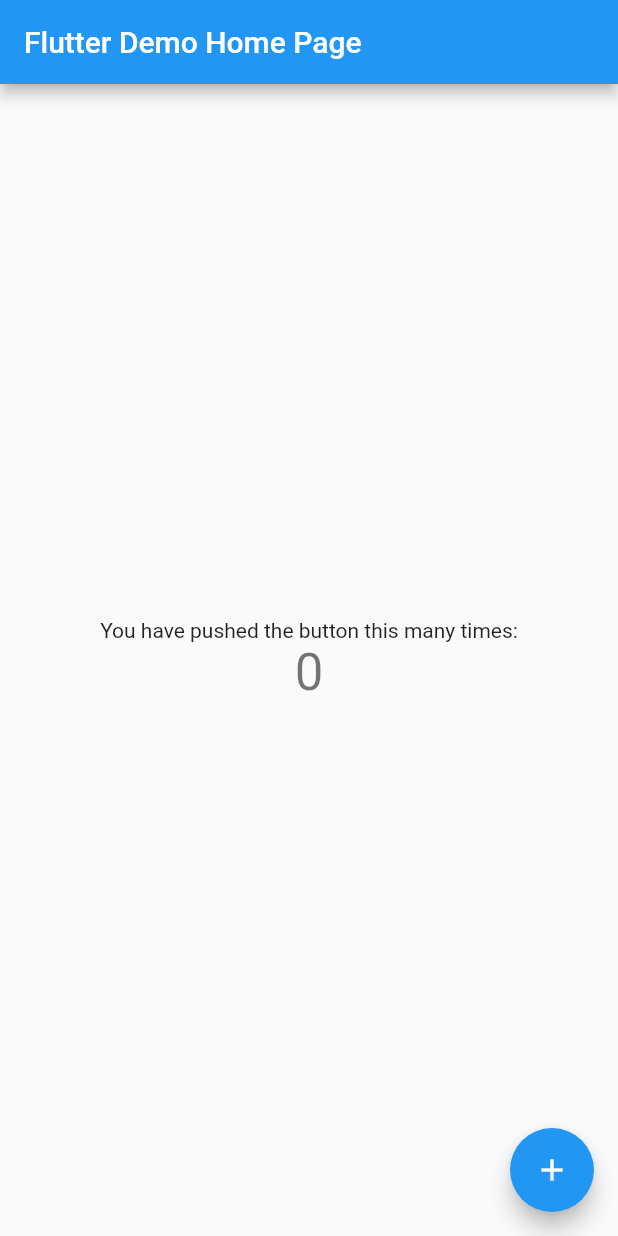
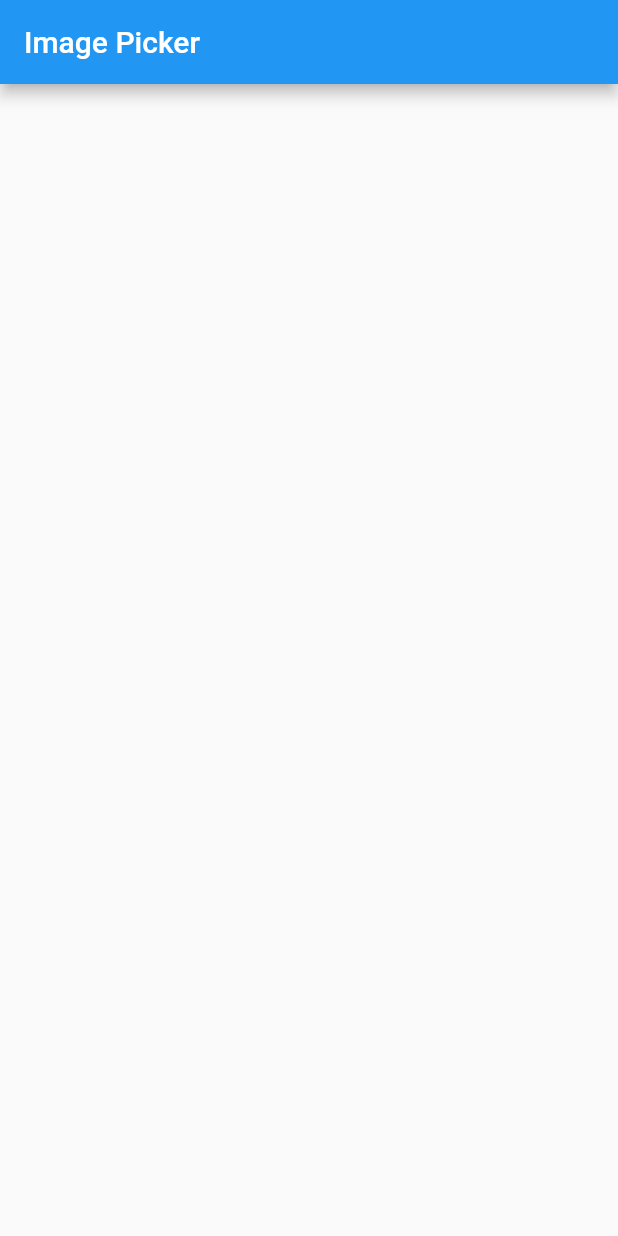
Before and after one commit to pavelrukin/Image-Picker-Flutter, a Flutter app: the screen it shows after launch, on a phone screen of 412 x 824 dp. Run offline on Flutter 3.47's test engine with Material 2 defaults, Android fonts, the phone set to English and light mode, and no system bars.

```diff
--- a/lib/main.dart
+++ b/lib/main.dart
@@ -1,4 +1,6 @@
 import 'package:flutter/material.dart';
+import 'package:flutter_test_image_picker/ui/ListImage.dart';
+
 
 void main() => runApp(MyApp());
 
@@ -9,103 +11,9 @@ class MyApp extends StatelessWidget {
     return MaterialApp(
       title: 'Flutter Demo',
       theme: ThemeData(
-        // This is the theme of your application.
-        //
-        // Try running your application with "flutter run". You'll see the
-        // application has a blue toolbar. Then, without quitting the app, try
-        // changing the primarySwatch below to Colors.green and then invoke
-        // "hot reload" (press "r" in the console where you ran "flutter run",
-        // or simply save your changes to "hot reload" in a Flutter IDE).
-        // Notice that the counter didn't reset back to zero; the application
-        // is not restarted.
         primarySwatch: Colors.blue,
       ),
-      home: MyHomePage(title: 'Flutter Demo Home Page'),
+      home: ListImages(),
     );
   }
 }
-
-class MyHomePage extends StatefulWidget {
-  MyHomePage({Key key, this.title}) : super(key: key);
-
-  // This widget is the home page of your application. It is stateful, meaning
-  // that it has a State object (defined below) that contains fields that affect
-  // how it looks.
-
-  // This class is the configuration for the state. It holds the values (in this
-  // case the title) provided by the parent (in this case the App widget) and
-  // used by the build method of the State. Fields in a Widget subclass are
-  // always marked "final".
-
-  final String title;
-
-  @override
-  _MyHomePageState createState() => _MyHomePageState();
-}
-
-class _MyHomePageState extends State<MyHomePage> {
-  int _counter = 0;
-
-  void _incrementCounter() {
-    setState(() {
-      // This call to setState tells the Flutter framework that something has
-      // changed in this State, which causes it to rerun the build method below
-      // so that the display can reflect the updated values. If we changed
-      // _counter without calling setState(), then the build method would not be
-      // called again, and so nothing would appear to happen.
-      _counter++;
-    });
-  }
-
-  @override
-  Widget build(BuildContext context) {
-    // This method is rerun every time setState is called, for instance as done
-    // by the _incrementCounter method above.
-    //
-    // The Flutter framework has been optimized to make rerunning build methods
-    // fast, so that you can just rebuild anything that needs updating rather
-    // than having to individually change instances of widgets.
-    return Scaffold(
-      appBar: AppBar(
-        // Here we take the value from the MyHomePage object that was created by
-        // the App.build method, and use it to set our appbar title.
-        title: Text(widget.title),
-      ),
-      body: Center(
-        // Center is a layout widget. It takes a single child and positions it
-        // in the middle of the parent.
-        child: Column(
-          // Column is also a layout widget. It takes a list of children and
-          // arranges them vertically. By default, it sizes itself to fit its
-          // children horizontally, and tries to be as tall as its parent.
-          //
-          // Invoke "debug painting" (press "p" in the console, choose the
-          // "Toggle Debug Paint" action from the Flutter Inspector in Android
-          // Studio, or the "Toggle Debug Paint" command in Visual Studio Code)
-          // to see the wireframe for each widget.
-          //
-          // Column has various properties to control how it sizes itself and
-          // how it positions its children. Here we use mainAxisAlignment to
-          // center the children vertically; the main axis here is the vertical
-          // axis because Columns are vertical (the cross axis would be
-          // horizontal).
-          mainAxisAlignment: MainAxisAlignment.center,
-          children: <Widget>[
-            Text(
-              'You have pushed the button this many times:',
-            ),
-            Text(
-              '$_counter',
-              style: Theme.of(context).textTheme.display1,
-            ),
-          ],
-        ),
-      ),
-      floatingActionButton: FloatingActionButton(
-        onPressed: _incrementCounter,
-        tooltip: 'Increment',
-        child: Icon(Icons.add),
-      ), // This trailing comma makes auto-formatting nicer for build methods.
-    );
-  }
-}
--- /dev/null
+++ b/lib/ui/ListImage.dart
@@ -0,0 +1,24 @@
+import 'package:http/http.dart' as http;
+import 'package:flutter/material.dart';
+
+class ListImages extends StatefulWidget {
+  @override
+  State<StatefulWidget> createState() {
+    return ListImagesState();
+  }
+}
+
+class ListImagesState extends State<ListImages> {
+
+
+  @override
+  Widget build(BuildContext context) {
+    return Scaffold(
+      appBar: AppBar(
+        title: Text("Image Picker"),
+      ),
+     // body:
+    );
+  }
+
+  }
--- a/pubspec.yaml
+++ b/pubspec.yaml
@@ -23,6 +23,8 @@ dependencies:
   # The following adds the Cupertino Icons font to your application.
   # Use with the CupertinoIcons class for iOS style icons.
   cupertino_icons: ^0.1.2
+  http: ^0.12.0+4
+  cached_network_image: ^2.0.0
 
 dev_dependencies:
   flutter_test:
```
Also changed, not shown: lib/model/DataResponse.dart (added, +47 -0 lines), pubspec.lock.
